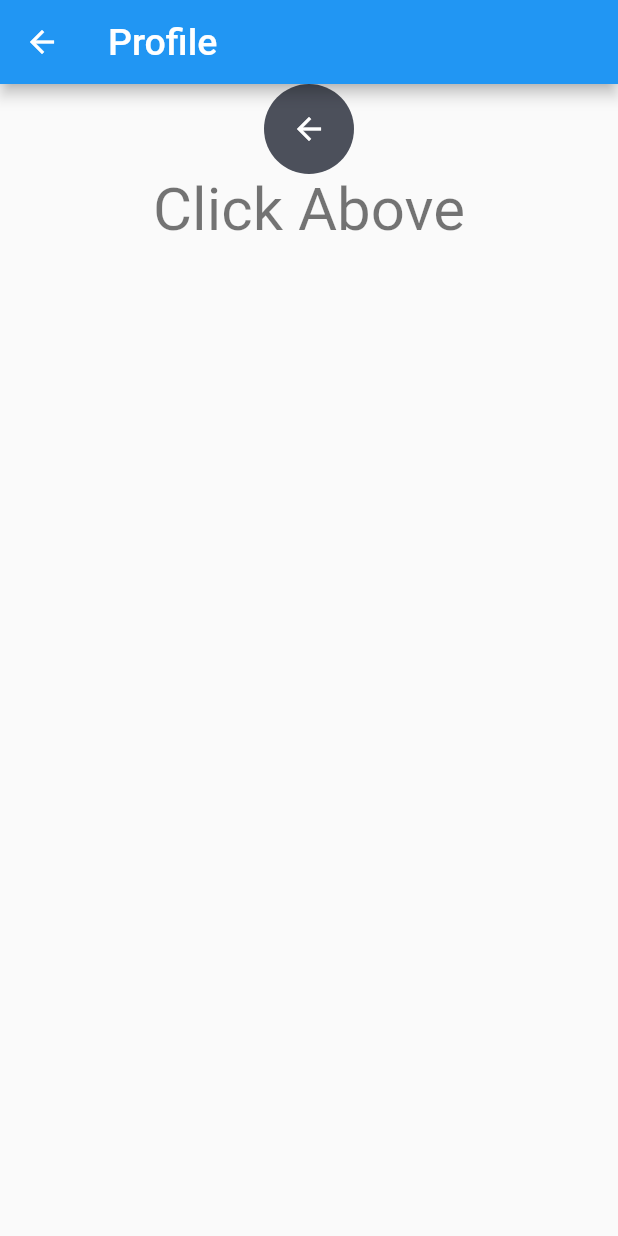
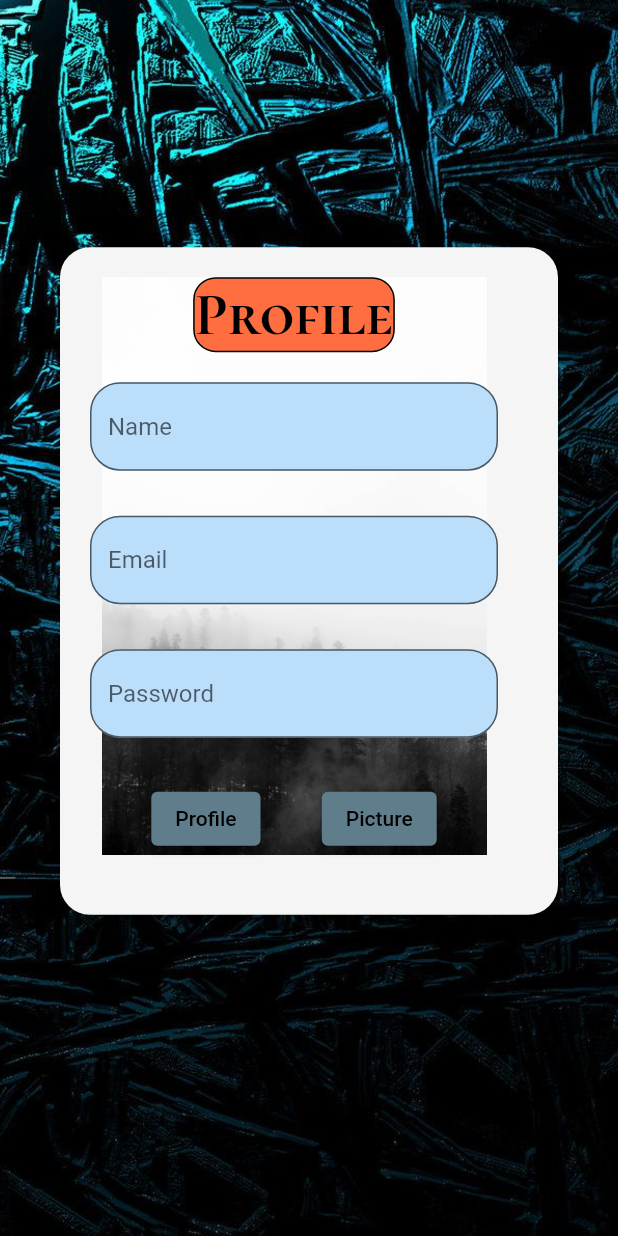
Before and after one commit to indrakumar2287/my_project1, a Flutter app: the Homepage screen opened by its route, in the side drawer, after a tap on "Profile", on a phone screen of 412 x 824 dp. Run offline on Flutter 3.47's test engine with Material 2 defaults, Android fonts, the light colour scheme and no system bars; our stand-ins replace cloud_firestore, firebase_auth, firebase_core; accounts and stored records are empty; Roboto replaces fonts that are missing (Alike).

Commit message:
card added

```diff
--- a/lib/main.dart
+++ b/lib/main.dart
@@ -22,9 +22,9 @@ class MyApp extends StatelessWidget {
     return MaterialApp(
       debugShowCheckedModeBanner: false,
       themeMode: ThemeMode.light,
-      theme: ThemeData(primarySwatch: Colors.blue),
+      theme: ThemeData(primarySwatch: Colors.lightBlue),
       darkTheme: ThemeData(brightness: Brightness.dark),
-      initialRoute: "home",
+      initialRoute: "login",
       routes: {
         "home": (context) => Homepage(),
         "login": (context) => const LoginPage(),
--- a/lib/pages/homepage.dart
+++ b/lib/pages/homepage.dart
@@ -17,16 +17,35 @@ class Homepage extends StatelessWidget {
         ],
       ),
       drawer: MyDrawer(),
-      body: Column(
-        children: [
-          Text(" Home Page ",style: TextStyle(
-              fontSize: 30,
-              fontWeight: FontWeight.w800,
-              color: Colors.black54
-          ),),
+      body: Container(
+            decoration: BoxDecoration(
+              image: DecorationImage(
+                image: AssetImage('assets/images/login2.jpg'),
+                  fit: BoxFit.cover
+              )
+            ),
+        child: Row(
+          mainAxisAlignment: MainAxisAlignment.center,
+          crossAxisAlignment: CrossAxisAlignment.center,
+          children: [
+            Column(
+              children:[
+                Text("Home Page",style: TextStyle(
+                fontSize: 30,
+                color: Colors.white,
+                  ),
+                ),
 
-        ],
+              ],
+            ),
+          ],
+        ),
       ),
+
+
+
+
+
       bottomNavigationBar: BottomAppBar(
         color: Theme.of(context).primaryColor,
         child: IconTheme(
--- a/lib/pages/login_page.dart
+++ b/lib/pages/login_page.dart
@@ -26,7 +26,7 @@ class _LoginPageState extends State<LoginPage> {
         body: Stack(
           children: [
             Container(
-              padding: EdgeInsets.only(left: 35, top: 130),
+              padding: EdgeInsets.only(left: 100, top: 130),
               child: Text(
                 "Welcome \nBack",
                 style: TextStyle(
@@ -61,7 +61,7 @@ class _LoginPageState extends State<LoginPage> {
                       controller: password,
                       obscureText: true,
                       decoration: InputDecoration(
-                          labelText: 'password',
+                          labelText: 'Password',
                           fillColor: Colors.grey.shade100,
                           filled: true,
                           hintText: 'Password',
@@ -109,7 +109,7 @@ class _LoginPageState extends State<LoginPage> {
                     Row(
                       mainAxisAlignment: MainAxisAlignment.spaceBetween,
                       children: [
-                        TextButton(
+                        ElevatedButton(
                           onPressed: () {
                             Navigator.pushNamed(context, 'signup');
                           },
@@ -121,7 +121,7 @@ class _LoginPageState extends State<LoginPage> {
                                 color: Color(0xff4c505b)),
                           ),
                         ),
-                        TextButton(
+                        ElevatedButton(
                           onPressed: () {},
                           child: Text(
                             "Forgot Password",
--- a/lib/pages/profile.dart
+++ b/lib/pages/profile.dart
@@ -1,5 +1,4 @@
 import 'package:flutter/material.dart';
-import 'package:google_fonts/google_fonts.dart';
 
 class MyProfile extends StatefulWidget {
   const MyProfile({Key? key}) : super(key: key);
@@ -11,39 +10,137 @@ class MyProfile extends StatefulWidget {
 class _MyProfileState extends State<MyProfile> {
   @override
   Widget build(BuildContext context) {
-    return Center(
-        child: Scaffold(
-        appBar: AppBar(
-        title: const Text(
-          "Profile",
-          style: TextStyle(
-            fontSize: 25,
+    return Container(
+      // child: Scaffold(
+        // appBar: AppBar(
+        //   title: const Text(
+        //     "Profile",
+        //     style: TextStyle(
+        //       fontSize: 25,
+        //     ),
+        //   ),
+        //   backgroundColor: Theme.of(context).primaryColor,
+        // ),
+        // body:
+
+          decoration: BoxDecoration(
+              image: DecorationImage(
+                  image: AssetImage('assets/images/image3.jpg'),fit: BoxFit.cover,
+                  filterQuality: FilterQuality.high
+              )
+          ),
+          child: SingleChildScrollView(
+          child: Card(
+            margin: EdgeInsets.only(
+                left: 40,
+                top: MediaQuery.of(context).size.height * 0.2,
+                bottom: MediaQuery.of(context).size.height * 0.2,
+                right: 40),
+            color: Colors.grey.shade100,
+            shape: RoundedRectangleBorder(
+              borderRadius: BorderRadius.circular(20),
+            ),
+            child: Container(
+              margin: EdgeInsets.only(
+                  left: 20,
+                  top: 20,
+                  bottom: 40,
+                  right: 40),
+              decoration: BoxDecoration(
+                image: DecorationImage(
+                  image: AssetImage('assets/images/login5.jpg'),
+                )
+              ),
+              child:
+                Column(
+                 children: [
+                   Container(
+                     // color: Colors.deepOrangeAccent,
+                   margin: EdgeInsets.only(bottom: 20),
+                   decoration: BoxDecoration(
+                     color: Colors.deepOrangeAccent,
+                     border: Border.all(color: Colors.black),
+                     borderRadius: BorderRadius.circular(15),
+                   ),
+
+                   child: Text('Profile',style: TextStyle(
+                     // backgroundColor: Colors.deepOrangeAccent,
+                     fontSize: 40,
+                     fontWeight: FontWeight.bold,
+                     color: Colors.black,
+                     fontFamily: 'Font3'
+                   ),),),
+                   TextField(
+                   decoration: InputDecoration(
+                     fillColor: Colors.blue.shade100,
+                     // labelText: 'Name',
+                     filled: true,
+                     hintText: 'Name',
+                     border: OutlineInputBorder(
+                       borderRadius: BorderRadius.circular(20)
+                     )
+                   ),
+                 ),
+                  SizedBox(
+                    height: 30,
+                  ),
+                  TextField(
+                    decoration: InputDecoration(
+                        fillColor: Colors.blue.shade100,
+                        // labelText: 'Name',
+                        filled: true,
+                        hintText: 'Email',
+                        border: OutlineInputBorder(
+                            borderRadius: BorderRadius.circular(20)
+                        )
+                    ),
+                  ),
+                   SizedBox(
+                     height: 30,
+                   ),
+                   TextField(
+                     obscureText: true,
+                     decoration: InputDecoration(
+                         fillColor: Colors.blue.shade100,
+                         // labelText: 'Name',
+                         filled: true,
+                         hintText: 'Password',
+                         border: OutlineInputBorder(
+                             borderRadius: BorderRadius.circular(20)
+                         )
+                     ),
+                   ),
+                   SizedBox(
+                     height: 30,
+                   ),
+                   Row(
+                     crossAxisAlignment: CrossAxisAlignment.center,
+                     mainAxisAlignment: MainAxisAlignment.spaceEvenly,
+                     children: [
+                       ElevatedButton(onPressed: (){}, child: Text('Profile'),
+                         style: ButtonStyle(
+                           backgroundColor: MaterialStateProperty.all(Colors.blueGrey),
+                           foregroundColor: MaterialStateProperty.all(Colors.black)
+                         ),
+                       ),
+                       ElevatedButton(onPressed: (){}, child: Text('Picture'),
+                         style: ButtonStyle(
+                             backgroundColor: MaterialStateProperty.all(Colors.blueGrey),
+                             foregroundColor: MaterialStateProperty.all(Colors.black)
+                         ),
+                       )
+                     ],
+                   ),
+                   // TextButton(onPressed: (){}, child: child)
+            ],
+          ),
+
+            ),
           ),
         ),
-        backgroundColor: Theme.of(context).primaryColor,
-      ),
-      body: Center(
-        child: Column(
-        children: [
-          CircleAvatar(
-            radius: 30,
-            backgroundColor: Color(0xff4c505b),
-            child: IconButton(
-              color: Colors.white,
-              onPressed: () {
-                Navigator.pushNamed(context, 'home');
-              },
-              icon: Icon(Icons.arrow_back),
-            ),
-          ),
-          Text(
-            "Click Above",
-            style: GoogleFonts.alike(
-                textStyle: Theme.of(context).textTheme.displayMedium,
-                fontSize: 40),
-          )
-        ],
-      ),),
-    ));
+        );
+
+
+
   }
 }
--- a/lib/pages/signup_page.dart
+++ b/lib/pages/signup_page.dart
@@ -29,7 +29,7 @@ class _SignupPageState extends State<SignupPage> {
         body: Stack(
           children: [
             Container(
-              padding: EdgeInsets.only(left: 35, top: 100),
+              padding: EdgeInsets.only(left: 100, top: 100),
               child: Text(
                 "Create  \nAccount",
                 style: TextStyle(
@@ -142,7 +142,10 @@ class _SignupPageState extends State<SignupPage> {
                     Row(
                       mainAxisAlignment: MainAxisAlignment.spaceBetween,
                       children: [
-                        TextButton(
+                        ElevatedButton(
+                          style: ButtonStyle(
+                            backgroundColor: MaterialStateProperty.all(Colors.grey),
+                          ),
                           onPressed: () {
                             Navigator.pushNamed(context, 'login');
                           },
@@ -154,7 +157,10 @@ class _SignupPageState extends State<SignupPage> {
                                 color: Color(0xff4c505b)),
                           ),
                         ),
-                        TextButton(
+                        ElevatedButton(
+                          style: ButtonStyle(
+                            backgroundColor: MaterialStateProperty.all(Colors.grey),
+                          ),
                           onPressed: () {},
                           child: Text(
                             "Forgot Password",
```
Also changed, not shown: pubspec.yaml (+11 -7 lines), assets/images/image1.jpg (added), assets/images/image3.jpg (added), assets/images/login2.jpg (added), assets/images/login3.jpg (added), assets/images/login5.jpg (added), fonts/CormorantSC-Bold.ttf (added), fonts/RobotoSlab-ExtraBold.ttf (added), fonts/RobotoSlab-SemiBold.ttf (added).
